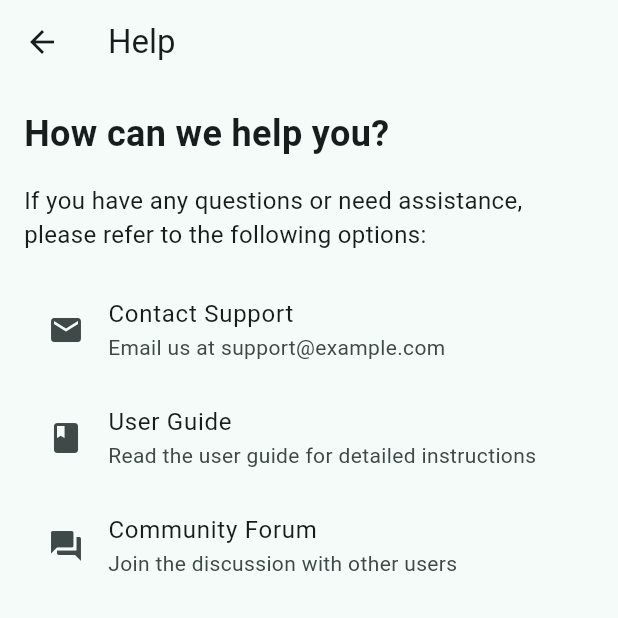
After one commit to LucyIngerman/ImatProject, a Flutter app: the HelpPage screen opened directly, on a phone screen of 412 x 824 dp, the top half of it. The commit adds this screen. Run offline on Flutter 3.47's test engine with Material 3 defaults, Android fonts, the phone set to English and light mode, and no system bars; network calls fail.

Commit message:
more work

```diff
--- /dev/null
+++ b/i_mat_project/lib/pages/help_page.dart
@@ -0,0 +1,56 @@
+import 'package:flutter/material.dart';
+
+class HelpPage extends StatelessWidget {
+  const HelpPage({super.key});
+
+  @override
+  Widget build(BuildContext context) {
+    return Scaffold(
+      appBar: AppBar(
+        title: Text('Help'),
+      ),
+      body: Padding(
+        padding: const EdgeInsets.all(16.0),
+        child: Column(
+          crossAxisAlignment: CrossAxisAlignment.start,
+          children: [
+            Text(
+              'How can we help you?',
+              style: TextStyle(fontSize: 24, fontWeight: FontWeight.bold),
+            ),
+            SizedBox(height: 16),
+            Text(
+              'If you have any questions or need assistance, please refer to the following options:',
+              style: TextStyle(fontSize: 16),
+            ),
+            SizedBox(height: 16),
+            ListTile(
+              leading: Icon(Icons.email),
+              title: Text('Contact Support'),
+              subtitle: Text('Email us at support@example.com'),
+              onTap: () {
+                // Add email functionality here
+              },
+            ),
+            ListTile(
+              leading: Icon(Icons.book),
+              title: Text('User Guide'),
+              subtitle: Text('Read the user guide for detailed instructions'),
+              onTap: () {
+                // Navigate to user guide page
+              },
+            ),
+            ListTile(
+              leading: Icon(Icons.forum),
+              title: Text('Community Forum'),
+              subtitle: Text('Join the discussion with other users'),
+              onTap: () {
+                // Navigate to community forum
+              },
+            ),
+          ],
+        ),
+      ),
+    );
+  }
+}
--- a/i_mat_project/lib/pages/main_view.dart
+++ b/i_mat_project/lib/pages/main_view.dart
@@ -3,6 +3,7 @@ import 'package:flutter/material.dart';
 import 'package:flutter/services.dart' show rootBundle;
 import 'package:i_mat_project/providers/cart_provider.dart';
 import 'package:i_mat_project/widgets/button_toggle_bar.dart';
+import 'package:i_mat_project/widgets/footer.dart';
 import 'package:i_mat_project/widgets/product_grid.dart';
 import 'package:i_mat_project/widgets/top_navigation_bar.dart';
 import 'package:provider/provider.dart';
@@ -47,7 +48,7 @@ class _MainViewState extends State<MainView> {
             children: [
               TopNavigationBar(
                 key: topNavKey,
-                logoAssetPath: 'assets/logo.jpg',
+                logoAssetPath: 'assets/logo_2.png',
                 cartTotal: cart.totalPrice,
                 itemCount: cart.itemCount,
               ),
@@ -60,6 +61,7 @@ class _MainViewState extends State<MainView> {
                         cardsPerRow: 6,
                       ),
               ),
+              Footer(),
             ],
           ),
         ],
--- a/i_mat_project/lib/widgets/footer.dart
+++ b/i_mat_project/lib/widgets/footer.dart
@@ -35,7 +35,7 @@ class Footer extends StatelessWidget {
 
   Widget _buildCopyright() {
     return const Text(
-      '© 2025 Your Company. All rights reserved.',
+      '© 2025 IMAT. All rights reserved.',
       style: TextStyle(color: Colors.white70),
     );
   }
--- a/i_mat_project/pubspec.yaml
+++ b/i_mat_project/pubspec.yaml
@@ -60,6 +60,8 @@ flutter:
 
   assets:
     - assets/logo.jpg
+    - assets/logo.png
+    - assets/logo_2.png
     - assets/products.json
     - assets/sortiment_products.json
   # To add assets to your application, add an assets section, like this:
```
Also changed, not shown: i_mat_project/lib/pages/checkout_page.dart (+41 -19 lines), i_mat_project/lib/widgets/information_popup.dart (added, +35 -0 lines), i_mat_project/lib/widgets/product_card.dart (+33 -3 lines), i_mat_project/assets/logo.png (added), i_mat_project/assets/logo_2.png (added), i_mat_project/lib/pages/offers_page.dart (added).
